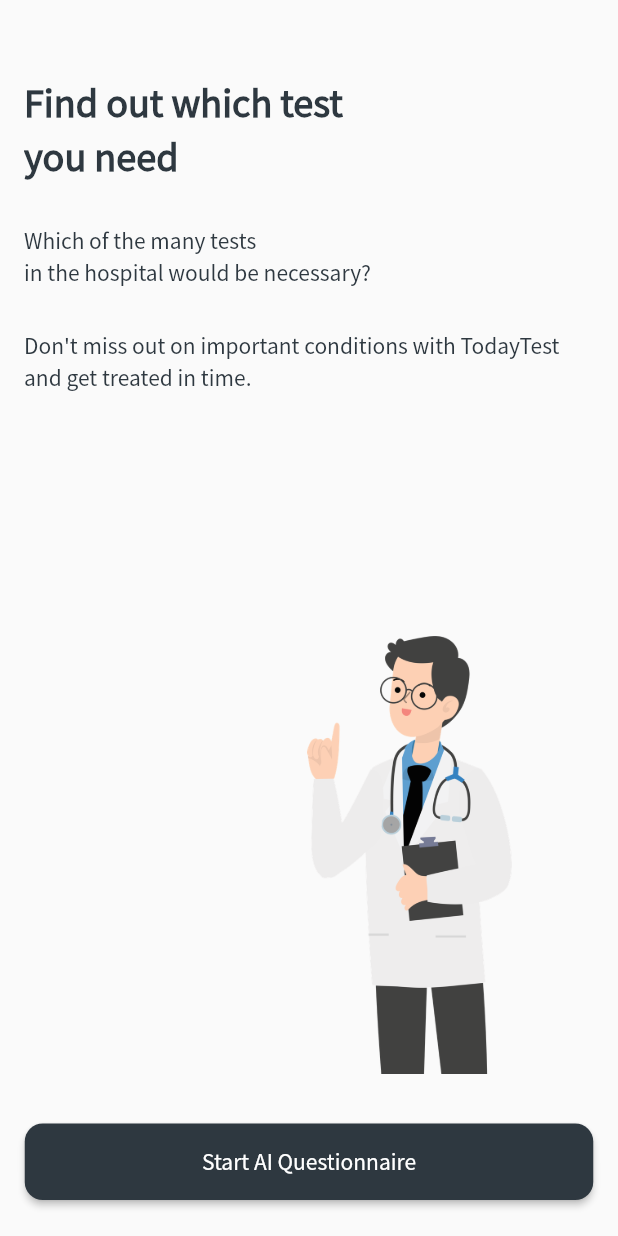
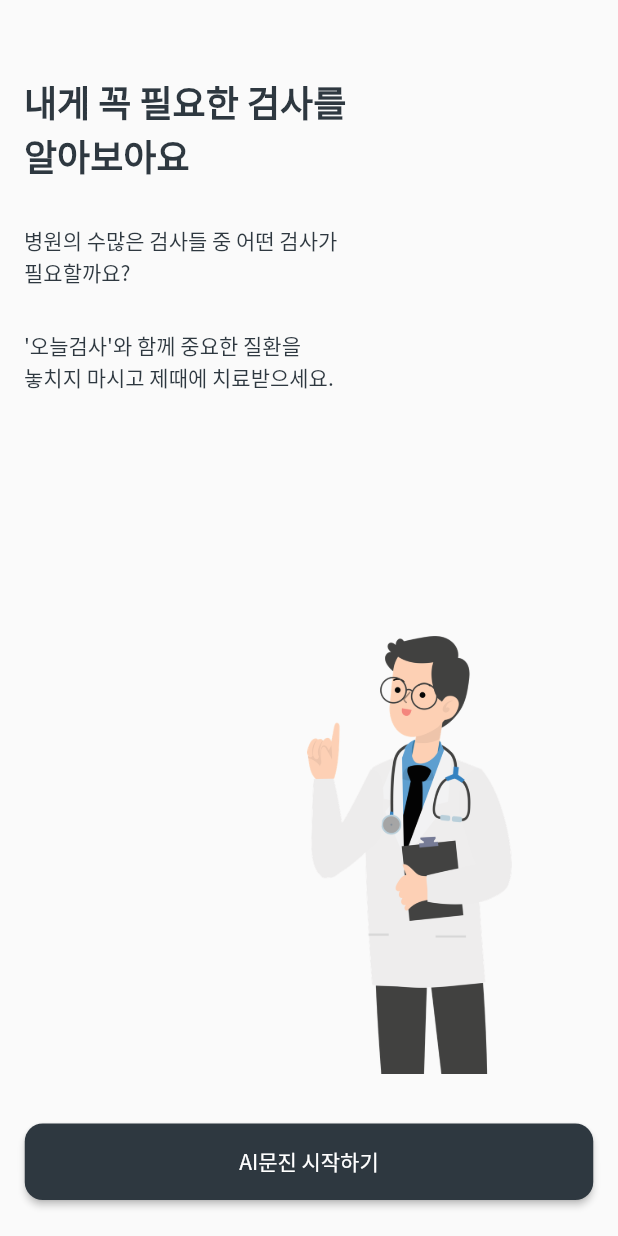
Before and after one commit to oculi-s/TodayTest, a Flutter app: the screen it shows after launch, on a phone screen of 412 x 824 dp. Run offline on Flutter 3.47's test engine with Material 2 defaults, Android fonts, the phone set to English and light mode, and no system bars; our stand-ins replace flutter_svg, go_router, image_gallery_saver, screenshot; missing offline and left inert: dart:html; project files that could hold a hidden picture were left out.

Commit message:
20231112_221900

```diff
--- a/lib/core/answer.controller.dart
+++ b/lib/core/answer.controller.dart
@@ -1,6 +1,6 @@
 import 'package:flutter/material.dart';
-import 'package:recommendation/core/utils.dart';
-import 'package:recommendation/data/question.dart';
+import 'package:todaytest/core/utils.dart';
+import 'package:todaytest/data/question.dart';
 
 class AnswerController with ChangeNotifier {
   /// 모든 답변 종류 : {index : 답변} 형식
--- a/lib/core/utils.dart
+++ b/lib/core/utils.dart
@@ -1,7 +1,7 @@
 import 'dart:convert';
 
 import 'package:flutter/services.dart';
-import 'package:recommendation/data/question.dart';
+import 'package:todaytest/data/question.dart';
 
 class Utils {
   Utils._();
--- a/lib/data/result.json.dart
+++ b/lib/data/result.json.dart
@@ -2,9 +2,9 @@ part of '../screen/result.screen.dart';
 
 final checkupInfo = {
   "Gastroscopy (위내시경)": {
-    "name": "Gastroscopy",
+    "name": "위내시경",
     "contents":
-        "It is conducted to determine the cause of symptoms such as gastric pain, indigestion, and anemia. It also monitors the progress of gastric diseases and the treatment response. \n\nFor those with a family history of gastric cancer, performing a 'Helicobacter test' through gastroscopy can help prevent gastric cancer.",
+        "위 통증, 소화 불량, 빈혈 등의 증상이 있을 때 원인을 파악하기 위해 실시합니다. 또한, 위 질환의 진행 상황이나 치료 반응을 모니터링하기 위해서도 합니다. \n\n위암 가족력이 있는 분들의 경우 위내시경 검사를 통해 ‘헬리코박터 검사’를 시행하시면 위암 예방에 도움이 됩니다.",
     "icon": "stomach.png",
   },
   "Colonoscopy (대장내시경)": {
--- a/lib/main.dart
+++ b/lib/main.dart
@@ -1,7 +1,7 @@
 import 'package:flutter/material.dart';
 import 'package:provider/provider.dart';
-import 'package:recommendation/core/answer.controller.dart';
-import 'package:recommendation/core/router.dart';
+import 'package:todaytest/core/answer.controller.dart';
+import 'package:todaytest/core/router.dart';
 
 void main() {
   runApp(const MainApp());
--- a/lib/screen/intro.screen.dart
+++ b/lib/screen/intro.screen.dart
@@ -1,6 +1,6 @@
 import 'package:flutter/material.dart';
 import 'package:provider/provider.dart';
-import 'package:recommendation/core/answer.controller.dart';
+import 'package:todaytest/core/answer.controller.dart';
 
 import '../core/router.dart';
 
@@ -51,7 +51,7 @@ class _IntroScreenState extends State<IntroScreen> {
                     height: 50,
                   ),
                   Text(
-                    'Find out which test\nyou need',
+                    '내게 꼭 필요한 검사를\n알아보아요',
                     style: textTheme.headlineSmall?.copyWith(
                       fontWeight: FontWeight.w600,
                       color: Theme.of(context).primaryColor,
@@ -61,7 +61,7 @@ class _IntroScreenState extends State<IntroScreen> {
                     height: 28,
                   ),
                   Text(
-                    'Which of the many tests\nin the hospital would be necessary?',
+                    '병원의 수많은 검사들 중 어떤 검사가\n필요할까요?',
                     style: textTheme.bodyMedium?.copyWith(
                       color: Theme.of(context).primaryColor,
                     ),
@@ -70,7 +70,7 @@ class _IntroScreenState extends State<IntroScreen> {
                     height: 28,
                   ),
                   Text(
-                    '''Don't miss out on important conditions with TodayTest and get treated in time.''',
+                    ''''오늘검사'와 함께 중요한 질환을\n놓치지 마시고 제때에 치료받으세요.''',
                     style: textTheme.bodyMedium?.copyWith(
                       color: Theme.of(context).primaryColor,
                     ),
@@ -105,7 +105,7 @@ class _IntroScreenState extends State<IntroScreen> {
               vertical: 15,
             ),
             child: Text(
-              'Start AI Questionnaire',
+              'AI문진 시작하기',
               style: textTheme.bodyMedium?.copyWith(
                 color: Colors.white,
               ),
--- a/lib/screen/question.screen.dart
+++ b/lib/screen/question.screen.dart
@@ -1,11 +1,11 @@
 import 'package:flutter/material.dart';
 import 'package:flutter_svg/svg.dart';
 import 'package:provider/provider.dart';
-import 'package:recommendation/core/answer.controller.dart';
-import 'package:recommendation/component/custom_radio.dart';
-import 'package:recommendation/data/question.dart';
-import 'package:recommendation/core/router.dart';
-import 'package:recommendation/core/utils.dart';
+import 'package:todaytest/core/answer.controller.dart';
+import 'package:todaytest/component/custom_radio.dart';
+import 'package:todaytest/data/question.dart';
+import 'package:todaytest/core/router.dart';
+import 'package:todaytest/core/utils.dart';
 
 class QuestionScreen extends StatefulWidget {
   final String questionIndex;
@@ -130,7 +130,7 @@ class _QuestionScreenState extends State<QuestionScreen> {
                               '/question/${answerController.getIndex(next)}');
                         }
                       },
-                      title: 'YES',
+                      title: '예',
                       isSelected: prevAnswer ?? false,
                     ),
                     const SizedBox(
@@ -166,7 +166,7 @@ class _QuestionScreenState extends State<QuestionScreen> {
                               '/question/${answerController.getIndex(sub)}');
                         }
                       },
-                      title: 'NO',
+                      title: '아니오',
                       isSelected: prevAnswer == null ? false : !prevAnswer,
                     ),
                   ],
--- a/lib/screen/result.screen.dart
+++ b/lib/screen/result.screen.dart
@@ -4,7 +4,7 @@ import 'package:flutter/foundation.dart';
 import 'package:flutter/material.dart';
 import 'package:flutter_svg/svg.dart';
 import 'package:provider/provider.dart';
-import 'package:recommendation/core/answer.controller.dart';
+import 'package:todaytest/core/answer.controller.dart';
 import 'package:screenshot/screenshot.dart';
 
 import "../core/save_mobile.dart" if (dart.library.html) "../core/save_web.dart"
@@ -64,7 +64,7 @@ class _ResultScreenState extends State<ResultScreen> {
                                   const EdgeInsets.symmetric(horizontal: 16),
                               child: Text(
                                 controller.checkUpList.isNotEmpty
-                                    ? 'Test Recommendation Results'
+                                    ? '검사 추천 결과'
                                     : "'오늘검사' 추천 결과입니다",
                                 style: textTheme.headlineSmall?.copyWith(
                                   color: Theme.of(context).primaryColor,
@@ -110,7 +110,7 @@ class _ResultScreenState extends State<ResultScreen> {
                                                     width: 4,
                                                   ),
                                                   Text(
-                                                    'Please check!',
+                                                    '확인해 주세요!',
                                                     style: textTheme.titleSmall
                                                         ?.copyWith(
                                                       color: Theme.of(context)
@@ -125,7 +125,7 @@ class _ResultScreenState extends State<ResultScreen> {
                                                 height: 10,
                                               ),
                                               Text(
-                                                "Each test is recommended considering the patient's symptoms and history, but the most important thing is the doctor's judgment. Multiple tests can be performed together if necessary for accurate diagnosis.",
+                                                '각 검사는 환자의 증상과 과거력 등을 고려하여 추천되지만, 가장 중요한 것은 의사 선생님의 판단입니다. 정확한 진단을 위해 필요한 경우 여러 검사를 함께 실시할 수 있습니다.',
                                                 style: textTheme.titleMedium
                                                     ?.copyWith(
                                                   color: Theme.of(context)
@@ -153,7 +153,7 @@ class _ResultScreenState extends State<ResultScreen> {
                                               CrossAxisAlignment.start,
                                           children: [
                                             Text(
-                                              'My symptom',
+                                              '나의 증상',
                                               style: textTheme.titleLarge
                                                   ?.copyWith(
                                                 color: Theme.of(context)
@@ -232,7 +232,7 @@ class _ResultScreenState extends State<ResultScreen> {
                                           vertical: 32,
                                         ),
                                         child: Text(
-                                          'Recommended tests',
+                                          '추천 검사',
                                           style: textTheme.titleLarge?.copyWith(
                                             color:
                                                 Theme.of(context).primaryColor,
@@ -381,7 +381,7 @@ class _ResultScreenState extends State<ResultScreen> {
                       vertical: 15,
                     ),
                     child: Text(
-                      'Save result',
+                      '결과 저장하기',
                       style: textTheme.bodyMedium?.copyWith(
                         color: Colors.white,
                         fontWeight: FontWeight.w500,
--- a/lib/screen/splash.screen.dart
+++ b/lib/screen/splash.screen.dart
@@ -1,8 +1,8 @@
 import 'dart:async';
 
 import 'package:flutter/material.dart';
-import 'package:recommendation/core/router.dart';
-import 'package:recommendation/core/utils.dart';
+import 'package:todaytest/core/router.dart';
+import 'package:todaytest/core/utils.dart';
 
 class SplashScreen extends StatefulWidget {
   const SplashScreen({super.key});
--- a/pubspec.yaml
+++ b/pubspec.yaml
@@ -1,6 +1,6 @@
-name: recommendation
+name: todaytest
 description: A new Flutter project.
-publish_to: "none"
+publish_to: "Biobytes"
 version: 0.1.0
 
 environment:
@@ -19,6 +19,7 @@ dev_dependencies:
   flutter_test:
     sdk: flutter
   flutter_lints: ^2.0.0
+  change_app_package_name: ^1.1.0
 
 flutter:
   uses-material-design: true
```
Also changed, not shown: lib/core/router.dart (+4 -4 lines), pubspec.lock, 4 other files.
